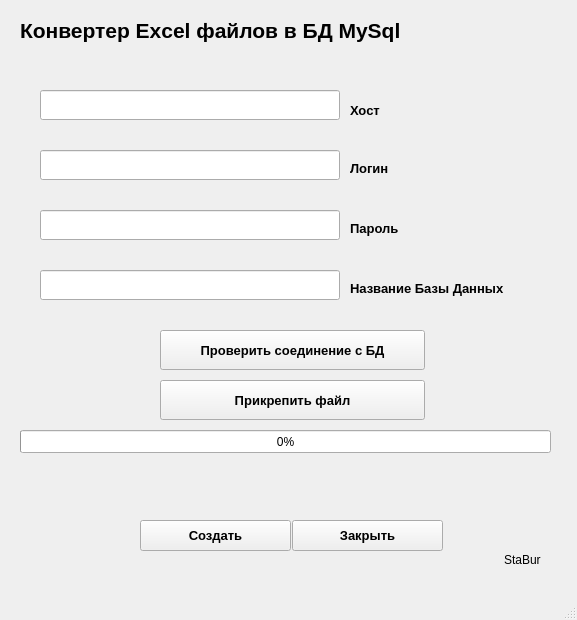
Stabur/ExcelToMySql, file forma.ui: the form before one commit.
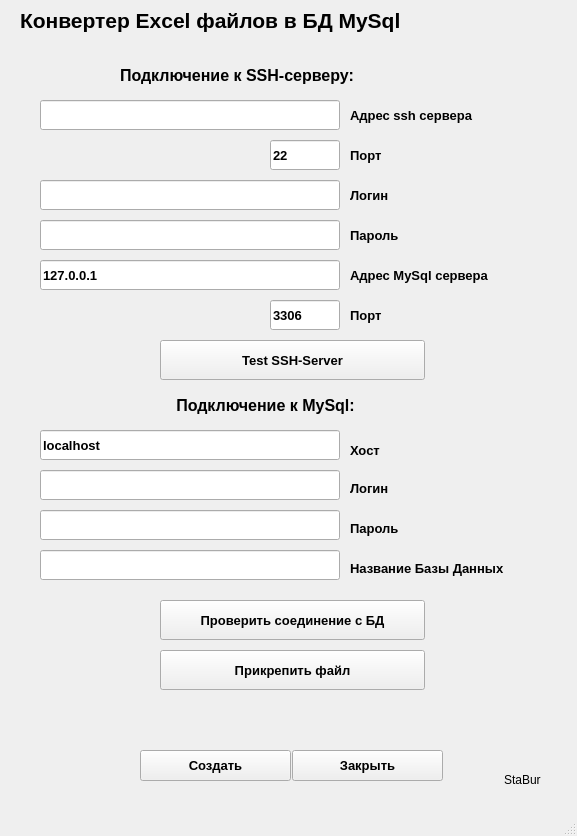
The form after the commit.

Diff of the .ui file:
```diff
--- a/forma.ui
+++ b/forma.ui
@@ -7,7 +7,7 @@
     <x>0</x>
     <y>0</y>
     <width>577</width>
-    <height>620</height>
+    <height>836</height>
    </rect>
   </property>
   <property name="windowTitle">
@@ -18,7 +18,7 @@
     <property name="geometry">
      <rect>
       <x>20</x>
-      <y>10</y>
+      <y>0</y>
       <width>521</width>
       <height>41</height>
      </rect>
@@ -34,11 +34,11 @@
      <string>Конвертер Excel файлов в БД MySql</string>
     </property>
    </widget>
-   <widget class="QLineEdit" name="lineEdit">
+   <widget class="QLineEdit" name="lineEdit_7">
     <property name="geometry">
      <rect>
       <x>40</x>
-      <y>90</y>
+      <y>430</y>
       <width>300</width>
       <height>30</height>
      </rect>
@@ -50,12 +50,15 @@
       <bold>true</bold>
      </font>
     </property>
+    <property name="text">
+     <string>localhost</string>
+    </property>
    </widget>
-   <widget class="QLineEdit" name="lineEdit_2">
+   <widget class="QLineEdit" name="lineEdit_8">
     <property name="geometry">
      <rect>
       <x>40</x>
-      <y>150</y>
+      <y>470</y>
       <width>300</width>
       <height>30</height>
      </rect>
@@ -68,11 +71,11 @@
      </font>
     </property>
    </widget>
-   <widget class="QLineEdit" name="lineEdit_3">
+   <widget class="QLineEdit" name="lineEdit_9">
     <property name="geometry">
      <rect>
       <x>40</x>
-      <y>210</y>
+      <y>510</y>
       <width>300</width>
       <height>30</height>
      </rect>
@@ -85,11 +88,11 @@
      </font>
     </property>
    </widget>
-   <widget class="QLineEdit" name="lineEdit_4">
+   <widget class="QLineEdit" name="lineEdit_10">
     <property name="geometry">
      <rect>
       <x>40</x>
-      <y>270</y>
+      <y>550</y>
       <width>300</width>
       <height>30</height>
      </rect>
@@ -106,7 +109,7 @@
     <property name="geometry">
      <rect>
       <x>350</x>
-      <y>100</y>
+      <y>440</y>
       <width>111</width>
       <height>21</height>
      </rect>
@@ -126,7 +129,7 @@
     <property name="geometry">
      <rect>
       <x>350</x>
-      <y>160</y>
+      <y>480</y>
       <width>55</width>
       <height>16</height>
      </rect>
@@ -146,7 +149,7 @@
     <property name="geometry">
      <rect>
       <x>350</x>
-      <y>220</y>
+      <y>520</y>
       <width>81</width>
       <height>16</height>
      </rect>
@@ -166,7 +169,7 @@
     <property name="geometry">
      <rect>
       <x>350</x>
-      <y>280</y>
+      <y>560</y>
       <width>211</width>
       <height>16</height>
      </rect>
@@ -186,7 +189,7 @@
     <property name="geometry">
      <rect>
       <x>292</x>
-      <y>520</y>
+      <y>750</y>
       <width>151</width>
       <height>31</height>
      </rect>
@@ -206,7 +209,7 @@
     <property name="geometry">
      <rect>
       <x>160</x>
-      <y>330</y>
+      <y>600</y>
       <width>265</width>
       <height>40</height>
      </rect>
@@ -226,7 +229,7 @@
     <property name="geometry">
      <rect>
       <x>20</x>
-      <y>55</y>
+      <y>40</y>
       <width>511</width>
       <height>21</height>
      </rect>
@@ -249,7 +252,7 @@
     <property name="geometry">
      <rect>
       <x>160</x>
-      <y>380</y>
+      <y>650</y>
       <width>265</width>
       <height>40</height>
      </rect>
@@ -269,7 +272,7 @@
     <property name="geometry">
      <rect>
       <x>140</x>
-      <y>520</y>
+      <y>750</y>
       <width>151</width>
       <height>31</height>
      </rect>
@@ -289,7 +292,7 @@
     <property name="geometry">
      <rect>
       <x>10</x>
-      <y>460</y>
+      <y>700</y>
       <width>551</width>
       <height>40</height>
      </rect>
@@ -312,7 +315,7 @@
     <property name="geometry">
      <rect>
       <x>504</x>
-      <y>550</y>
+      <y>770</y>
       <width>41</width>
       <height>20</height>
      </rect>
@@ -321,17 +324,301 @@
      <string>StaBur</string>
     </property>
    </widget>
-   <widget class="QProgressBar" name="progressBar">
+   <widget class="QLabel" name="label_9">
     <property name="geometry">
      <rect>
-      <x>20</x>
-      <y>430</y>
-      <width>531</width>
-      <height>23</height>
+      <x>140</x>
+      <y>390</y>
+      <width>251</width>
+      <height>31</height>
      </rect>
     </property>
-    <property name="value">
-     <number>0</number>
+    <property name="font">
+     <font>
+      <pointsize>12</pointsize>
+      <weight>75</weight>
+      <bold>true</bold>
+     </font>
+    </property>
+    <property name="text">
+     <string>Подключение к MySql:</string>
+    </property>
+    <property name="alignment">
+     <set>Qt::AlignCenter</set>
+    </property>
+   </widget>
+   <widget class="QLabel" name="label_10">
+    <property name="geometry">
+     <rect>
+      <x>120</x>
+      <y>60</y>
+      <width>311</width>
+      <height>31</height>
+     </rect>
+    </property>
+    <property name="font">
+     <font>
+      <pointsize>12</pointsize>
+      <weight>75</weight>
+      <bold>true</bold>
+     </font>
+    </property>
+    <property name="text">
+     <string>Подключение к SSH-серверу:</string>
+    </property>
+   </widget>
+   <widget class="QLineEdit" name="lineEdit">
+    <property name="geometry">
+     <rect>
+      <x>40</x>
+      <y>100</y>
+      <width>300</width>
+      <height>30</height>
+     </rect>
+    </property>
+    <property name="font">
+     <font>
+      <pointsize>10</pointsize>
+      <weight>75</weight>
+      <bold>true</bold>
+     </font>
+    </property>
+   </widget>
+   <widget class="QLineEdit" name="lineEdit_2">
+    <property name="geometry">
+     <rect>
+      <x>270</x>
+      <y>140</y>
+      <width>70</width>
+      <height>30</height>
+     </rect>
+    </property>
+    <property name="font">
+     <font>
+      <pointsize>10</pointsize>
+      <weight>75</weight>
+      <bold>true</bold>
+     </font>
+    </property>
+    <property name="text">
+     <string>22</string>
+    </property>
+   </widget>
+   <widget class="QLineEdit" name="lineEdit_3">
+    <property name="geometry">
+     <rect>
+      <x>40</x>
+      <y>180</y>
+      <width>300</width>
+      <height>30</height>
+     </rect>
+    </property>
+    <property name="font">
+     <font>
+      <pointsize>10</pointsize>
+      <weight>75</weight>
+      <bold>true</bold>
+     </font>
+    </property>
+   </widget>
+   <widget class="QLineEdit" name="lineEdit_4">
+    <property name="geometry">
+     <rect>
+      <x>40</x>
+      <y>220</y>
+      <width>300</width>
+      <height>30</height>
+     </rect>
+    </property>
+    <property name="font">
+     <font>
+      <pointsize>10</pointsize>
+      <weight>75</weight>
+      <bold>true</bold>
+     </font>
+    </property>
+   </widget>
+   <widget class="QLineEdit" name="lineEdit_5">
+    <property name="geometry">
+     <rect>
+      <x>40</x>
+      <y>260</y>
+      <width>300</width>
+      <height>30</height>
+     </rect>
+    </property>
+    <property name="font">
+     <font>
+      <pointsize>10</pointsize>
+      <weight>75</weight>
+      <bold>true</bold>
+     </font>
+    </property>
+    <property name="text">
+     <string>127.0.0.1</string>
+    </property>
+    <property name="cursorPosition">
+     <number>9</number>
+    </property>
+   </widget>
+   <widget class="QLineEdit" name="lineEdit_6">
+    <property name="geometry">
+     <rect>
+      <x>270</x>
+      <y>300</y>
+      <width>70</width>
+      <height>30</height>
+     </rect>
+    </property>
+    <property name="font">
+     <font>
+      <pointsize>10</pointsize>
+      <weight>75</weight>
+      <bold>true</bold>
+     </font>
+    </property>
+    <property name="text">
+     <string>3306</string>
+    </property>
+   </widget>
+   <widget class="QLabel" name="label_11">
+    <property name="geometry">
+     <rect>
+      <x>350</x>
+      <y>105</y>
+      <width>171</width>
+      <height>21</height>
+     </rect>
+    </property>
+    <property name="font">
+     <font>
+      <pointsize>10</pointsize>
+      <weight>75</weight>
+      <bold>true</bold>
+     </font>
+    </property>
+    <property name="text">
+     <string>Адрес ssh сервера</string>
+    </property>
+   </widget>
+   <widget class="QLabel" name="label_12">
+    <property name="geometry">
+     <rect>
+      <x>350</x>
+      <y>145</y>
+      <width>51</width>
+      <height>21</height>
+     </rect>
+    </property>
+    <property name="font">
+     <font>
+      <pointsize>10</pointsize>
+      <weight>75</weight>
+      <bold>true</bold>
+     </font>
+    </property>
+    <property name="text">
+     <string>Порт</string>
+    </property>
+   </widget>
+   <widget class="QLabel" name="label_13">
+    <property name="geometry">
+     <rect>
+      <x>350</x>
+      <y>185</y>
+      <width>61</width>
+      <height>21</height>
+     </rect>
+    </property>
+    <property name="font">
+     <font>
+      <pointsize>10</pointsize>
+      <weight>75</weight>
+      <bold>true</bold>
+     </font>
+    </property>
+    <property name="text">
+     <string>Логин</string>
+    </property>
+   </widget>
+   <widget class="QLabel" name="label_14">
+    <property name="geometry">
+     <rect>
+      <x>350</x>
+      <y>225</y>
+      <width>71</width>
+      <height>21</height>
+     </rect>
+    </property>
+    <property name="font">
+     <font>
+      <pointsize>10</pointsize>
+      <weight>75</weight>
+      <bold>true</bold>
+     </font>
+    </property>
+    <property name="text">
+     <string>Пароль</string>
+    </property>
+   </widget>
+   <widget class="QLabel" name="label_15">
+    <property name="geometry">
+     <rect>
+      <x>350</x>
+      <y>265</y>
+      <width>191</width>
+      <height>20</height>
+     </rect>
+    </property>
+    <property name="font">
+     <font>
+      <pointsize>10</pointsize>
+      <weight>75</weight>
+      <bold>true</bold>
+     </font>
+    </property>
+    <property name="text">
+     <string>Адрес MySql сервера</string>
+    </property>
+   </widget>
+   <widget class="QLabel" name="label_16">
+    <property name="geometry">
+     <rect>
+      <x>350</x>
+      <y>305</y>
+      <width>51</width>
+      <height>21</height>
+     </rect>
+    </property>
+    <property name="font">
+     <font>
+      <pointsize>10</pointsize>
+      <weight>75</weight>
+      <bold>true</bold>
+     </font>
+    </property>
+    <property name="text">
+     <string>Порт</string>
+    </property>
+   </widget>
+   <widget class="QPushButton" name="pushButton_5">
+    <property name="geometry">
+     <rect>
+      <x>160</x>
+      <y>340</y>
+      <width>265</width>
+      <height>40</height>
+     </rect>
+    </property>
+    <property name="font">
+     <font>
+      <pointsize>10</pointsize>
+      <weight>75</weight>
+      <bold>true</bold>
+     </font>
+    </property>
+    <property name="text">
+     <string>Test SSH-Server</string>
     </property>
    </widget>
   </widget>
```
